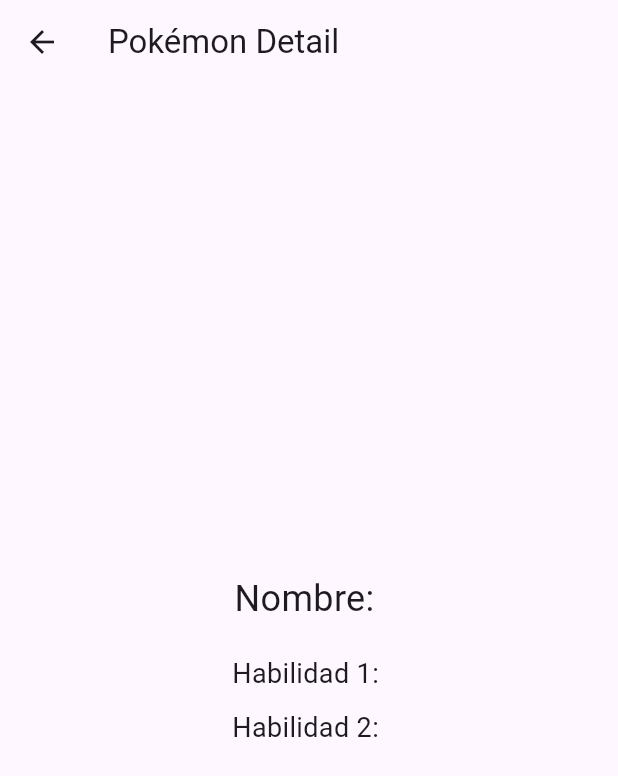
After one commit to adancondori/flutter_tutorial, a Flutter app: the screen it shows after launch, after a tap on "Details API Pokemon", on a phone screen of 412 x 824 dp. The commit adds this screen. Shown: the top 776 px of the screen. Run offline on Flutter 3.47's test engine with Material 2 defaults, Android fonts, the phone set to English and light mode, and no system bars; network calls fail.

Commit message:
connect to API simple example

```diff
--- /dev/null
+++ b/lib/DetailPokemon.dart
@@ -0,0 +1,67 @@
+import 'package:flutter/material.dart';
+import 'package:http/http.dart' as http;
+import 'dart:convert' as convert;
+
+class DetailPokemon extends StatefulWidget {
+  @override
+  _DetailPokemonState createState() => _DetailPokemonState();
+}
+
+class _DetailPokemonState extends State<DetailPokemon> {
+  String name = '';
+  String ability1 = '';
+  String ability2 = '';
+
+  Future<void> fetchPokemonDetail() async {
+    final response =
+        await http.get(Uri.parse('https://pokeapi.co/api/v2/pokemon/ditto/'));
+
+    if (response.statusCode == 200) {
+      final data = convert.jsonDecode(response.body);
+
+      setState(() {
+        name = data['name'];
+        ability1 = data['abilities'][0]['ability']['name'];
+        ability2 = data['abilities'][1]['ability']['name'];
+      });
+    } else {
+      throw Exception('Failed to load Pokémon detail');
+    }
+  }
+
+  @override
+  void initState() {
+    super.initState();
+    fetchPokemonDetail();
+  }
+
+  @override
+  Widget build(BuildContext context) {
+    return Scaffold(
+      appBar: AppBar(
+        title: Text('Pokémon Detail'),
+      ),
+      body: Center(
+        child: Column(
+          mainAxisAlignment: MainAxisAlignment.center,
+          children: <Widget>[
+            Text(
+              'Nombre: $name',
+              style: TextStyle(fontSize: 24),
+            ),
+            SizedBox(height: 20),
+            Text(
+              'Habilidad 1: $ability1',
+              style: TextStyle(fontSize: 18),
+            ),
+            SizedBox(height: 10),
+            Text(
+              'Habilidad 2: $ability2',
+              style: TextStyle(fontSize: 18),
+            ),
+          ],
+        ),
+      ),
+    );
+  }
+}
--- a/lib/Home.dart
+++ b/lib/Home.dart
@@ -1,4 +1,9 @@
 import 'package:flutter/material.dart';
+import 'package:flutter_tutorial/Api1.dart';
+import 'package:flutter_tutorial/DetailPokemon.dart';
+import 'package:flutter_tutorial/PokemonList.dart';
+import 'package:http/http.dart' as http;
+import 'dart:convert' as convert;
 
 class MyHomePage extends StatefulWidget {
   const MyHomePage({super.key, required this.title});
@@ -10,40 +15,56 @@ class MyHomePage extends StatefulWidget {
 }
 
 class _MyHomePageState extends State<MyHomePage> {
-  int _counter = 0;
+  List<dynamic> data = [];
 
-  void _incrementCounter() {
-    setState(() {
-      _counter++;
-    });
+  void goSimpleAPI() {
+    Navigator.push(
+      context,
+      MaterialPageRoute(builder: (context) => SimpleAPI()),
+    );
+  }
+
+  void goSimpleListPokemon() {
+    Navigator.push(
+      context,
+      MaterialPageRoute(builder: (context) => PokemonList()),
+    );
+  }
+
+  void goDetailPokemon() {
+    Navigator.push(
+      context,
+      MaterialPageRoute(builder: (context) => DetailPokemon()),
+    );
   }
 
   @override
   Widget build(BuildContext context) {
     return Scaffold(
       appBar: AppBar(
-        backgroundColor: Theme.of(context).colorScheme.inversePrimary,
-        title: Text(widget.title),
+        title: const Text('API Example'),
       ),
       body: Center(
         child: Column(
           mainAxisAlignment: MainAxisAlignment.center,
           children: <Widget>[
-            const Text(
-              'You have pushed the button this many times:',
+            ElevatedButton(
+              onPressed: goSimpleAPI,
+              child: const Text('Simple API'),
             ),
-            Text(
-              '$_counter',
-              style: Theme.of(context).textTheme.headlineMedium,
+            const SizedBox(height: 20),
+            ElevatedButton(
+              onPressed: goSimpleListPokemon,
+              child: const Text('Simple API Pokemon'),
+            ),
+            const SizedBox(height: 20),
+            ElevatedButton(
+              onPressed: goDetailPokemon,
+              child: const Text('Details API Pokemon'),
             ),
           ],
         ),
       ),
-      floatingActionButton: FloatingActionButton(
-        onPressed: _incrementCounter,
-        tooltip: 'Increment',
-        child: const Icon(Icons.add),
-      ), // This trailing comma makes auto-formatting nicer for build methods.
     );
   }
 }
--- a/pubspec.yaml
+++ b/pubspec.yaml
@@ -34,6 +34,7 @@ dependencies:
   # The following adds the Cupertino Icons font to your application.
   # Use with the CupertinoIcons class for iOS style icons.
   cupertino_icons: ^1.0.2
+  http: ^1.1.0
 
 dev_dependencies:
   flutter_test:
```
Also changed, not shown: lib/Api1.dart (added, +59 -0 lines), lib/PokemonList.dart (added, +64 -0 lines), pubspec.lock.
